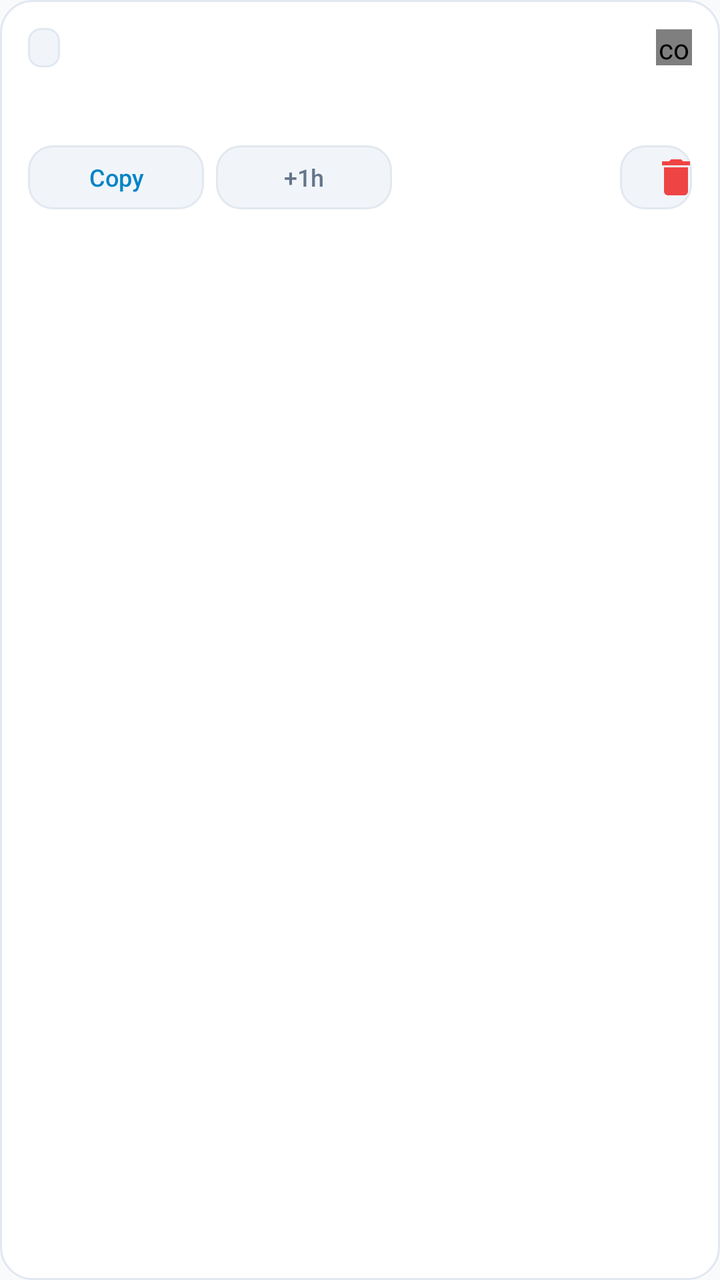
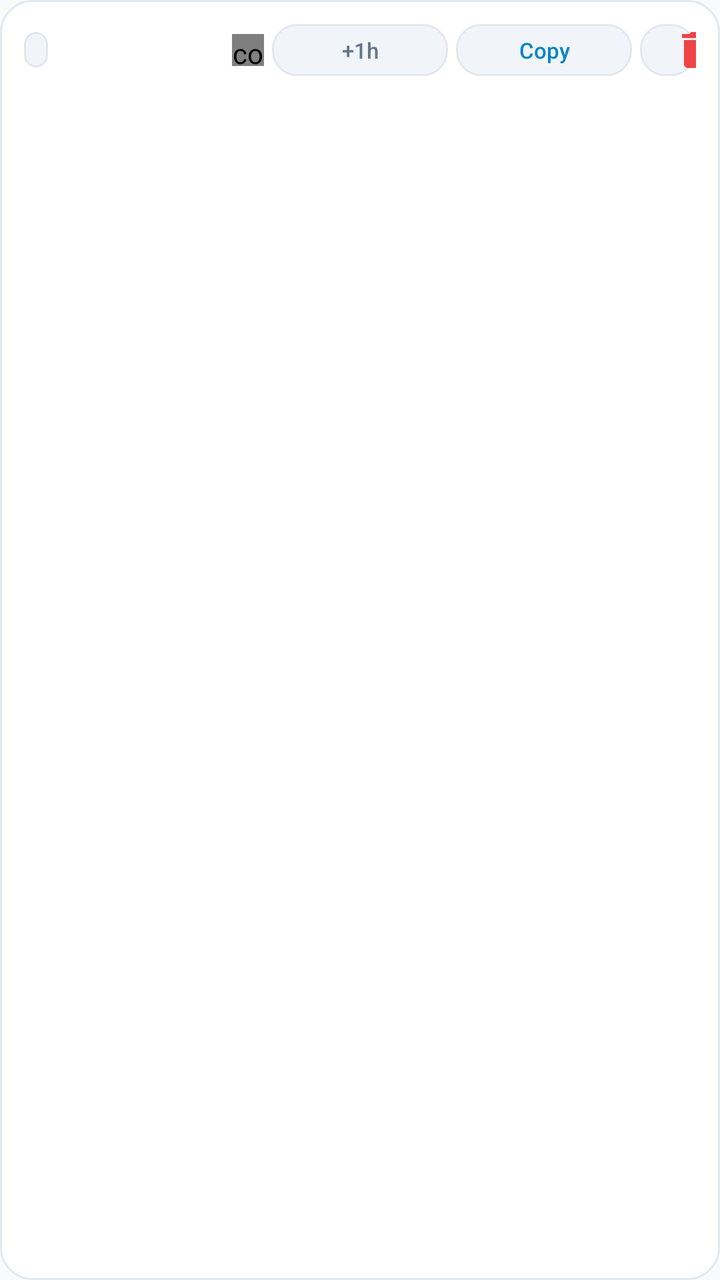

Two renders of the same Android screen: before a commit and after it. Below are the layout's source before the change and the commit's diff.
<!-- AndroidManifest.xml: application theme Theme.Teilen -->
<!-- res/layout/item_feed.xml -->
<?xml version="1.0" encoding="utf-8"?>
<LinearLayout xmlns:android="http://schemas.android.com/apk/res/android"
    android:layout_width="match_parent"
    android:layout_height="wrap_content"
    android:background="@drawable/bg_card"
    android:baselineAligned="false"
    android:orientation="vertical"
    android:padding="14dp">

    
    <LinearLayout
        android:layout_width="match_parent"
        android:layout_height="wrap_content"
        android:gravity="center_vertical"
        android:orientation="horizontal">

        <TextView
            android:id="@+id/feed_kind"
            style="@style/Text.Section"
            android:layout_width="wrap_content"
            android:layout_height="wrap_content"
            android:background="@drawable/bg_badge"
            android:paddingStart="8dp"
            android:paddingTop="3dp"
            android:paddingEnd="8dp"
            android:paddingBottom="3dp"
            android:textColor="@color/accent"
            android:textSize="10sp" />

        <TextView
            android:id="@+id/feed_meta"
            style="@style/Text.Tabular"
            android:layout_width="0dp"
            android:layout_height="wrap_content"
            android:layout_marginStart="8dp"
            android:layout_weight="1"
            android:ellipsize="end"
            android:singleLine="true"
            android:textColor="@color/text_secondary"
            android:textSize="12sp" />

        <com.teilen.app.CountdownRingView
            android:id="@+id/feed_ring"
            android:layout_width="18dp"
            android:layout_height="18dp"
            android:layout_marginStart="6dp" />
    </LinearLayout>

    
    <LinearLayout
        android:layout_width="match_parent"
        android:layout_height="wrap_content"
        android:layout_marginTop="10dp"
        android:orientation="horizontal">

        <ImageView
            android:id="@+id/feed_thumb"
            android:layout_width="52dp"
            android:layout_height="52dp"
            android:layout_marginEnd="12dp"
            android:background="@drawable/bg_input"
            android:contentDescription="@string/feed_thumb"
            android:scaleType="centerCrop"
            android:visibility="gone" />

        <TextView
            android:id="@+id/feed_title"
            style="@style/Text.Body"
            android:layout_width="0dp"
            android:layout_height="wrap_content"
            android:layout_weight="1"
            android:ellipsize="end"
            android:lineSpacingMultiplier="1.15"
            android:maxLines="3"
            android:textColor="@color/text_primary"
            android:textSize="14sp" />
    </LinearLayout>

    
    <LinearLayout
        android:layout_width="match_parent"
        android:layout_height="wrap_content"
        android:layout_marginTop="10dp"
        android:gravity="center_vertical"
        android:orientation="horizontal">

        <Button
            android:id="@+id/feed_action_copy"
            style="@style/Button.Outline"
            android:layout_width="wrap_content"
            android:layout_height="32dp"
            android:minHeight="32dp"
            android:paddingStart="10dp"
            android:paddingEnd="10dp"
            android:text="Copy"
            android:textColor="@color/accent"
            android:textSize="12sp" />

        <Button
            android:id="@+id/feed_action_open"
            style="@style/Button.Outline"
            android:layout_width="wrap_content"
            android:layout_height="32dp"
            android:layout_marginStart="6dp"
            android:minHeight="32dp"
            android:paddingStart="10dp"
            android:paddingEnd="10dp"
            android:text="@string/feed_open_link"
            android:textColor="@color/text_primary"
            android:textSize="12sp"
            android:visibility="gone" />

        <Button
            android:id="@+id/feed_action_download"
            style="@style/Button.Outline"
            android:layout_width="wrap_content"
            android:layout_height="32dp"
            android:layout_marginStart="6dp"
            android:minHeight="32dp"
            android:paddingStart="10dp"
            android:paddingEnd="10dp"
            android:drawableStart="@drawable/ic_download"
            android:drawablePadding="4dp"
            android:drawableTint="@color/accent"
            android:text="@string/feed_download"
            android:textColor="@color/accent"
            android:textSize="12sp"
            android:visibility="gone" />

        <Button
            android:id="@+id/feed_action_extend"
            style="@style/Button.Outline"
            android:layout_width="wrap_content"
            android:layout_height="32dp"
            android:layout_marginStart="6dp"
            android:minHeight="32dp"
            android:paddingStart="10dp"
            android:paddingEnd="10dp"
            android:text="@string/extend_ttl"
            android:textColor="@color/text_secondary"
            android:textSize="12sp" />

        <View
            android:layout_width="0dp"
            android:layout_height="1dp"
            android:layout_weight="1" />

        <Button
            android:id="@+id/feed_action_delete"
            style="@style/Button.Outline"
            android:layout_width="36dp"
            android:layout_height="32dp"
            android:minHeight="32dp"
            android:padding="6dp"
            android:drawableStart="@drawable/ic_trash"
            android:drawableTint="@color/danger"
            android:contentDescription="@string/delete_item" />
    </LinearLayout>

</LinearLayout>
<!-- resources referenced by this layout -->
<resources>
  <color name="accent">#0284C7</color>
  <color name="danger">#EF4444</color>
  <color name="text_primary">#0F172A</color>
  <color name="text_secondary">#64748B</color>
  <!-- drawable bg_badge (drawable) -->
  <?xml version="1.0" encoding="utf-8"?>
  <shape xmlns:android="http://schemas.android.com/apk/res/android"
      android:shape="rectangle">
      <solid android:color="@color/surface_alt" />
      <corners android:radius="6dp" />
      <stroke
          android:width="1dp"
          android:color="@color/surface_border" />
  </shape>
  <!-- drawable bg_card (drawable) -->
  <?xml version="1.0" encoding="utf-8"?>
  <shape xmlns:android="http://schemas.android.com/apk/res/android"
      android:shape="rectangle">
      <solid android:color="@color/surface" />
      <corners android:radius="16dp" />
      <stroke
          android:width="1dp"
          android:color="@color/surface_border" />
  </shape>
  <!-- drawable bg_input (drawable) -->
  <?xml version="1.0" encoding="utf-8"?>
  <shape xmlns:android="http://schemas.android.com/apk/res/android"
      android:shape="rectangle">
      <solid android:color="@color/surface_alt" />
      <corners android:radius="12dp" />
      <stroke
          android:width="1dp"
          android:color="@color/surface_border" />
  </shape>
  <!-- drawable ic_download (drawable) -->
  <vector xmlns:android="http://schemas.android.com/apk/res/android"
      android:width="24dp"
      android:height="24dp"
      android:viewportWidth="24"
      android:viewportHeight="24">
      <path
          android:fillColor="#FFFFFFFF"
          android:pathData="M19,9h-4V3H9v6H5l7,7 7,-7zM5,18v2h14v-2H5z"/>
  </vector>
  <!-- drawable ic_trash (drawable) -->
  <vector xmlns:android="http://schemas.android.com/apk/res/android"
      android:width="24dp"
      android:height="24dp"
      android:viewportWidth="24"
      android:viewportHeight="24">
      <path
          android:fillColor="#FFFFFFFF"
          android:pathData="M6,19c0,1.1 0.9,2 2,2h8c1.1,0 2,-0.9 2,-2V7H6v12zM19,4h-3.5l-1,-1h-5l-1,1H5v2h14V4z"/>
  </vector>
  <string name="delete_item">Delete</string>
  <string name="extend_ttl">+1h</string>
  <string name="feed_download">Download</string>
  <string name="feed_open_link">Open</string>
  <string name="feed_thumb">Shared image</string>
  <style name="Button.Outline" parent="@android:style/Widget.Material.Button.Borderless">
          <item name="android:background">@drawable/bg_button_outline</item>
          <item name="android:textColor">@color/text_primary</item>
          <item name="android:textSize">14sp</item>
          <item name="android:textAllCaps">false</item>
          <item name="android:minHeight">44dp</item>
          <item name="android:paddingStart">16dp</item>
          <item name="android:paddingEnd">16dp</item>
          <item name="android:insetTop">0dp</item>
          <item name="android:insetBottom">0dp</item>
          <item name="android:stateListAnimator">@null</item>
      </style>
  <style name="Text.Body">
          <item name="android:textColor">@color/text_primary</item>
          <item name="android:textSize">15sp</item>
      </style>
  <style name="Text.Section">
          <item name="android:textColor">@color/text_secondary</item>
          <item name="android:textSize">11sp</item>
          <item name="android:textStyle">bold</item>
          <item name="android:letterSpacing">0.12</item>
          <item name="android:textAllCaps">true</item>
      </style>
  <style name="Text.Tabular">
          <item name="android:textColor">@color/text_secondary</item>
          <item name="android:textSize">13sp</item>
          <item name="android:fontFeatureSettings">tnum</item>
      </style>
  <color name="surface_alt">#F1F5F9</color>
  <color name="surface_border">#E2E8F0</color>
  <color name="surface">#FFFFFF</color>
  <color name="bg">#F8FAFC</color>
  <color name="text_muted">#94A3B8</color>
  <color name="nav_bg">#FFFFFF</color>
  <color name="ripple">#1F000000</color>
  <!-- unchanged entries left out for length: 2 -->
</resources>

<!-- the commit's change to res/layout/item_feed.xml (unified diff, before → after) -->
@@ -5,59 +5,176 @@
     android:background="@drawable/bg_card"
     android:baselineAligned="false"
     android:orientation="vertical"
-    android:padding="14dp">
+    android:padding="12dp">
 
     
     <LinearLayout
+        android:id="@+id/feed_header_bar"
         android:layout_width="match_parent"
         android:layout_height="wrap_content"
         android:gravity="center_vertical"
         android:orientation="horizontal">
 
+        
         <TextView
             android:id="@+id/feed_kind"
             style="@style/Text.Section"
             android:layout_width="wrap_content"
             android:layout_height="wrap_content"
             android:background="@drawable/bg_badge"
-            android:paddingStart="8dp"
-            android:paddingTop="3dp"
-            android:paddingEnd="8dp"
-            android:paddingBottom="3dp"
+            android:paddingStart="6dp"
+            android:paddingTop="2dp"
+            android:paddingEnd="6dp"
+            android:paddingBottom="2dp"
             android:textColor="@color/accent"
-            android:textSize="10sp" />
+            android:textSize="10sp"
+            android:textStyle="bold" />
 
         <TextView
             android:id="@+id/feed_meta"
             style="@style/Text.Tabular"
             android:layout_width="0dp"
             android:layout_height="wrap_content"
-            android:layout_marginStart="8dp"
+            android:layout_marginStart="6dp"
             android:layout_weight="1"
             android:ellipsize="end"
             android:singleLine="true"
             android:textColor="@color/text_secondary"
-            android:textSize="12sp" />
+            android:textSize="11sp" />
 
-        <com.teilen.app.CountdownRingView
-            android:id="@+id/feed_ring"
-            android:layout_width="18dp"
-            android:layout_height="18dp"
-            android:layout_marginStart="6dp" />
+        
+        <LinearLayout
+            android:layout_width="wrap_content"
+            android:layout_height="wrap_content"
+            android:gravity="center_vertical"
+            android:orientation="horizontal">
+
+            
+            <com.teilen.app.CountdownRingView
+                android:id="@+id/feed_ring"
+                android:layout_width="16dp"
+                android:layout_height="16dp"
+                android:layout_marginEnd="4dp" />
+
+            
+            <Button
+                android:id="@+id/feed_action_extend"
+                style="@style/Button.Outline"
+                android:layout_width="wrap_content"
+                android:layout_height="26dp"
+                android:layout_marginEnd="4dp"
+                android:minHeight="26dp"
+                android:paddingStart="6dp"
+                android:paddingEnd="6dp"
+                android:text="+1h"
+                android:textColor="@color/text_secondary"
+                android:textSize="11sp" />
+
+            
+            <Button
+                android:id="@+id/feed_action_copy"
+                style="@style/Button.Outline"
+                android:layout_width="wrap_content"
+                android:layout_height="26dp"
+                android:layout_marginEnd="4dp"
+                android:minHeight="26dp"
+                android:paddingStart="6dp"
+                android:paddingEnd="6dp"
+                android:text="Copy"
+                android:textColor="@color/accent"
+                android:textSize="11sp" />
+
+            
+            <Button
+                android:id="@+id/feed_action_download"
+                style="@style/Button.Outline"
+                android:layout_width="wrap_content"
+                android:layout_height="26dp"
+                android:layout_marginEnd="4dp"
+                android:minHeight="26dp"
+                android:paddingStart="6dp"
+                android:paddingEnd="6dp"
+                android:drawableStart="@drawable/ic_download"
+                android:drawablePadding="2dp"
+                android:drawableTint="@color/accent"
+                android:text="DL"
+                android:textColor="@color/accent"
+                android:textSize="11sp"
+                android:visibility="gone" />
+
+            
+            <Button
+                android:id="@+id/feed_action_open"
+                style="@style/Button.Outline"
+                android:layout_width="wrap_content"
+                android:layout_height="26dp"
+                android:layout_marginEnd="4dp"
+                android:minHeight="26dp"
+                android:paddingStart="6dp"
+                android:paddingEnd="6dp"
+                android:text="Open"
+                android:textColor="@color/accent"
+                android:textSize="11sp"
+                android:visibility="gone" />
+
+            
+            <Button
+                android:id="@+id/feed_action_code"
+                style="@style/Button.Outline"
+                android:layout_width="wrap_content"
+                android:layout_height="26dp"
+                android:layout_marginEnd="4dp"
+                android:minHeight="26dp"
+                android:paddingStart="6dp"
+                android:paddingEnd="6dp"
+                android:text="&lt;&gt;"
+                android:textColor="@color/text_secondary"
+                android:textSize="11sp"
+                android:visibility="gone" />
+
+            
+            <Button
+                android:id="@+id/feed_action_expand"
+                style="@style/Button.Outline"
+                android:layout_width="wrap_content"
+                android:layout_height="26dp"
+                android:layout_marginEnd="4dp"
+                android:minHeight="26dp"
+                android:paddingStart="6dp"
+                android:paddingEnd="6dp"
+                android:text="Full"
+                android:textColor="@color/text_secondary"
+                android:textSize="11sp"
+                android:visibility="gone" />
+
+            
+            <Button
+                android:id="@+id/feed_action_delete"
+                style="@style/Button.Outline"
+                android:layout_width="28dp"
+                android:layout_height="26dp"
+                android:minWidth="28dp"
+                android:minHeight="26dp"
+                android:padding="4dp"
+                android:drawableStart="@drawable/ic_trash"
+                android:drawableTint="@color/danger"
+                android:contentDescription="@string/delete_item" />
+        </LinearLayout>
     </LinearLayout>
 
     
     <LinearLayout
+        android:id="@+id/feed_body_container"
         android:layout_width="match_parent"
         android:layout_height="wrap_content"
-        android:layout_marginTop="10dp"
+        android:layout_marginTop="8dp"
         android:orientation="horizontal">
 
         <ImageView
             android:id="@+id/feed_thumb"
-            android:layout_width="52dp"
-            android:layout_height="52dp"
-            android:layout_marginEnd="12dp"
+            android:layout_width="56dp"
+            android:layout_height="56dp"
+            android:layout_marginEnd="10dp"
             android:background="@drawable/bg_input"
             android:contentDescription="@string/feed_thumb"
             android:scaleType="centerCrop"
@@ -69,92 +186,9 @@
             android:layout_width="0dp"
             android:layout_height="wrap_content"
             android:layout_weight="1"
-            android:ellipsize="end"
-            android:lineSpacingMultiplier="1.15"
-            android:maxLines="3"
+            android:lineSpacingMultiplier="1.18"
             android:textColor="@color/text_primary"
             android:textSize="14sp" />
     </LinearLayout>
 
-    
-    <LinearLayout
-        android:layout_width="match_parent"
-        android:layout_height="wrap_content"
-        android:layout_marginTop="10dp"
-        android:gravity="center_vertical"
-        android:orientation="horizontal">
-
-        <Button
-            android:id="@+id/feed_action_copy"
-            style="@style/Button.Outline"
-            android:layout_width="wrap_content"
-            android:layout_height="32dp"
-            android:minHeight="32dp"
-            android:paddingStart="10dp"
-            android:paddingEnd="10dp"
-            android:text="Copy"
-            android:textColor="@color/accent"
-            android:textSize="12sp" />
-
-        <Button
-            android:id="@+id/feed_action_open"
-            style="@style/Button.Outline"
-            android:layout_width="wrap_content"
-            android:layout_height="32dp"
-            android:layout_marginStart="6dp"
-            android:minHeight="32dp"
-            android:paddingStart="10dp"
-            android:paddingEnd="10dp"
-            android:text="@string/feed_open_link"
-            android:textColor="@color/text_primary"
-            android:textSize="12sp"
-            android:visibility="gone" />
-
-        <Button
-            android:id="@+id/feed_action_download"
-            style="@style/Button.Outline"
-            android:layout_width="wrap_content"
-            android:layout_height="32dp"
-            android:layout_marginStart="6dp"
-            android:minHeight="32dp"
-            android:paddingStart="10dp"
-            android:paddingEnd="10dp"
-            android:drawableStart="@drawable/ic_download"
-            android:drawablePadding="4dp"
-            android:drawableTint="@color/accent"
-            android:text="@string/feed_download"
-            android:textColor="@color/accent"
-            android:textSize="12sp"
-            android:visibility="gone" />
-
-        <Button
-            android:id="@+id/feed_action_extend"
-            style="@style/Button.Outline"
-            android:layout_width="wrap_content"
-            android:layout_height="32dp"
-            android:layout_marginStart="6dp"
-            android:minHeight="32dp"
-            android:paddingStart="10dp"
-            android:paddingEnd="10dp"
-            android:text="@string/extend_ttl"
-            android:textColor="@color/text_secondary"
-            android:textSize="12sp" />
-
-        <View
-            android:layout_width="0dp"
-            android:layout_height="1dp"
-            android:layout_weight="1" />
-
-        <Button
-            android:id="@+id/feed_action_delete"
-            style="@style/Button.Outline"
-            android:layout_width="36dp"
-            android:layout_height="32dp"
-            android:minHeight="32dp"
-            android:padding="6dp"
-            android:drawableStart="@drawable/ic_trash"
-            android:drawableTint="@color/danger"
-            android:contentDescription="@string/delete_item" />
-    </LinearLayout>
-
 </LinearLayout>
<!-- resource entries referenced after the edit -->
@@ -55,9 +55,6 @@
           android:pathData="M6,19c0,1.1 0.9,2 2,2h8c1.1,0 2,-0.9 2,-2V7H6v12zM19,4h-3.5l-1,-1h-5l-1,1H5v2h14V4z"/>
   </vector>
   <string name="delete_item">Delete</string>
-  <string name="extend_ttl">+1h</string>
-  <string name="feed_download">Download</string>
-  <string name="feed_open_link">Open</string>
   <string name="feed_thumb">Shared image</string>
   <style name="Button.Outline" parent="@android:style/Widget.Material.Button.Borderless">
           <item name="android:background">@drawable/bg_button_outline</item>
